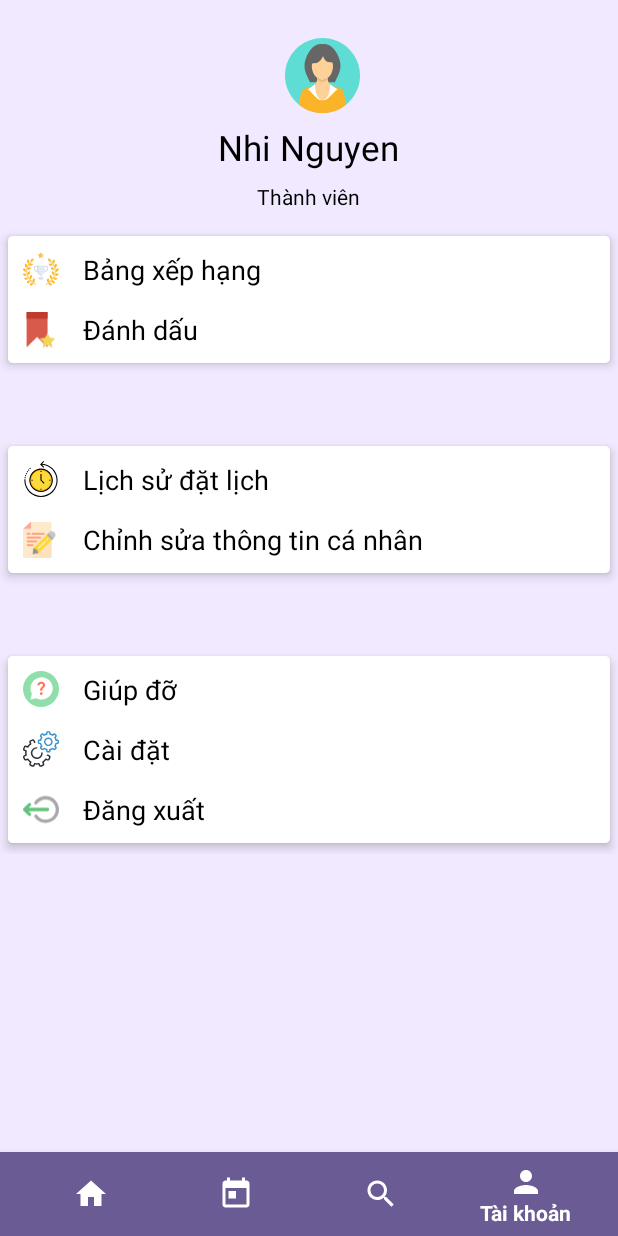
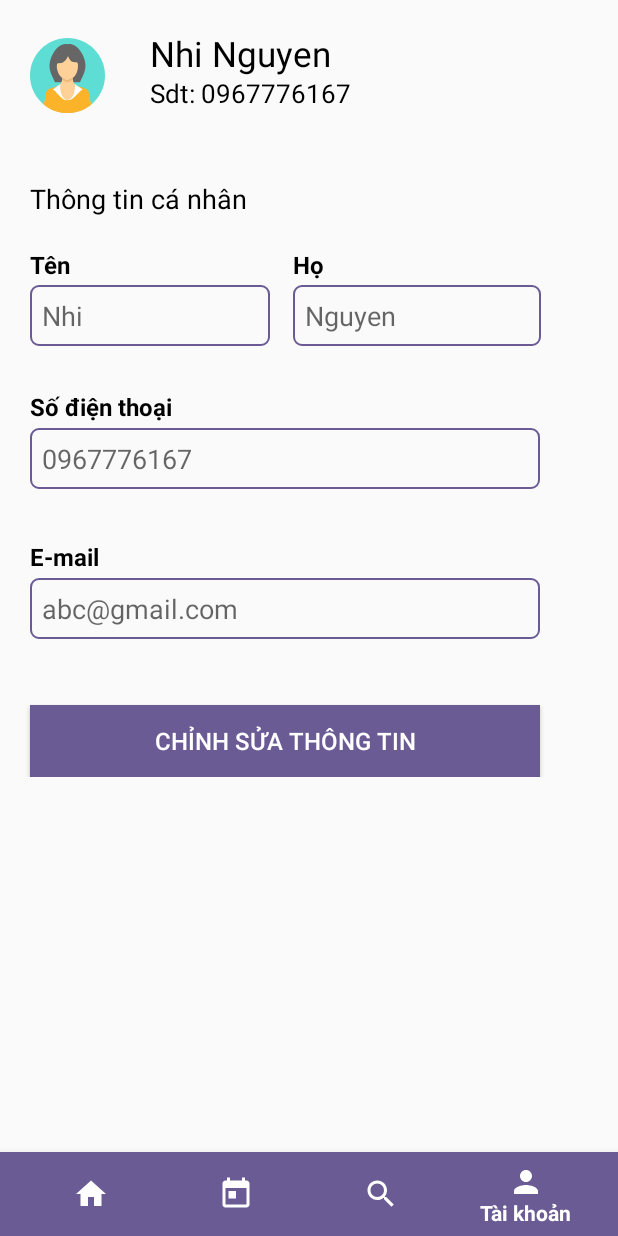
Before and after one commit to ngocnt1801/CatTocDi_Mobile, an Android app: the MainActivity screen opened directly, with no data from a screen before it, item 4 of the bottom bar chosen, on a phone screen of 412 x 824 dp. Run offline under Robolectric (Android 15) with nearby library versions, the phone set to English and light mode, and no system bars.

Commit message:
nhi_edit_profile

```diff
--- a/CatTocDiSalon/app/src/main/java/com/salon/cattocdi/MainActivity.java
+++ b/CatTocDiSalon/app/src/main/java/com/salon/cattocdi/MainActivity.java
@@ -14,6 +14,7 @@ import android.widget.EditText;
 
 import com.salon.cattocdi.adapters.TestRecycleViewAdapter;
 import com.salon.cattocdi.fragements.AppointmentFragment;
+import com.salon.cattocdi.fragements.EditProfileFragment;
 import com.salon.cattocdi.fragements.HomeFragment;
 import com.salon.cattocdi.fragements.ProfileFragment;
 import com.salon.cattocdi.fragements.SearchFragment;
@@ -49,8 +50,8 @@ public class MainActivity extends AppCompatActivity {
                         showFragment(searchFragment);
                         return true;
                     case R.id.bottom_nav_profile_item:
-                        ProfileFragment profileFragment = new ProfileFragment();
-                        showFragment(profileFragment);
+                        EditProfileFragment editProfileFragment = new EditProfileFragment();
+                        showFragment(editProfileFragment);
                         return true;
                 }
 
--- /dev/null
+++ b/CatTocDiSalon/app/src/main/java/com/salon/cattocdi/fragements/EditProfileFragment.java
@@ -0,0 +1,30 @@
+package com.salon.cattocdi.fragements;
+
+
+import android.os.Bundle;
+import android.support.v4.app.Fragment;
+import android.view.LayoutInflater;
+import android.view.View;
+import android.view.ViewGroup;
+
+import com.salon.cattocdi.R;
+
+/**
+ * A simple {@link Fragment} subclass.
+ */
+public class EditProfileFragment extends android.app.Fragment {
+
+
+    public EditProfileFragment() {
+        // Required empty public constructor
+    }
+
+
+    @Override
+    public View onCreateView(LayoutInflater inflater, ViewGroup container,
+                             Bundle savedInstanceState) {
+        // Inflate the layout for this fragment
+        return inflater.inflate(R.layout.fragment_edit_profile, container, false);
+    }
+
+}
--- a/CatTocDiSalon/app/src/main/res/drawable/ic_bookmark_border_black_24dp.xml
+++ /dev/null
@@ -1,9 +0,0 @@
-<vector xmlns:android="http://schemas.android.com/apk/res/android"
-        android:width="24dp"
-        android:height="24dp"
-        android:viewportWidth="24.0"
-        android:viewportHeight="24.0">
-    <path
-        android:fillColor="#24ec12"
-        android:pathData="M17,3L7,3c-1.1,0 -1.99,0.9 -1.99,2L5,21l7,-3 7,3L19,5c0,-1.1 -0.9,-2 -2,-2zM17,18l-5,-2.18L7,18L7,5h10v13z"/>
-</vector>
--- /dev/null
+++ b/CatTocDiSalon/app/src/main/res/layout/fragment_edit_profile.xml
@@ -0,0 +1,149 @@
+<?xml version="1.0" encoding="utf-8"?>
+<FrameLayout xmlns:android="http://schemas.android.com/apk/res/android"
+    xmlns:tools="http://schemas.android.com/tools"
+    android:layout_width="match_parent"
+    android:layout_height="match_parent"
+    tools:context=".fragements.EditProfileFragment">
+
+    <FrameLayout
+        android:id="@+id/activity_proflie"
+        android:layout_width="match_parent"
+        android:layout_height="100dp"
+        >
+        <ImageView
+            android:layout_width="wrap_content"
+            android:layout_height="wrap_content"
+            android:src="@drawable/ic_account_circle_black_24dp"
+           android:layout_marginLeft="20dp"
+            android:layout_marginTop="25dp"
+            />
+        <TextView
+            android:layout_width="wrap_content"
+            android:layout_height="wrap_content"
+            android:text="Nhi Nguyen"
+            android:textColor="@color/textForLight"
+            android:layout_marginLeft="100dp"
+            android:layout_marginTop="20dp"
+            android:textSize="23dp">
+        </TextView>
+        <TextView
+            android:layout_width="wrap_content"
+            android:layout_height="wrap_content"
+            android:text="Sdt: 0967776167"
+            android:textColor="@color/textForLight"
+            android:layout_marginLeft="100dp"
+            android:layout_marginTop="50dp"
+            android:textSize="17dp">
+        </TextView>
+
+    </FrameLayout>
+    <FrameLayout
+        android:id="@+id/activity_proflie_edit"
+        android:layout_width="match_parent"
+        android:layout_height="wrap_content"
+        android:layout_marginTop="100dp"
+        >
+
+        <TextView
+            android:layout_width="match_parent"
+            android:layout_height="wrap_content"
+            android:text="Thông tin cá nhân"
+            android:textColor="@color/textForLight"
+            android:layout_marginLeft="20dp"
+            android:layout_marginTop="20dp"
+            android:textSize="18dp">
+        </TextView>
+        <TextView
+            android:layout_width="wrap_content"
+            android:layout_height="wrap_content"
+            android:text="Tên"
+            android:textColor="@color/textForLight"
+            android:layout_marginLeft="20dp"
+            android:layout_marginTop="65dp"
+            android:textStyle="bold"
+            android:textSize="16dp">
+
+        </TextView>
+        <TextView
+            android:layout_width="wrap_content"
+            android:layout_height="wrap_content"
+            android:text="Họ"
+            android:textColor="@color/textForLight"
+            android:layout_marginLeft="195dp"
+            android:layout_marginTop="65dp"
+            android:textStyle="bold"
+            android:textSize="16dp">
+
+        </TextView>
+        <EditText
+            android:id="@+id/edit_proifile_fname_edt"
+            android:layout_width="160dp"
+            android:layout_height="wrap_content"
+            android:hint="Nhi"
+            android:padding="@dimen/pd_et"
+            android:background="@drawable/border_radius_edit_text"
+            android:layout_marginTop="90dp"
+            android:layout_marginLeft="20dp"/>
+        <EditText
+            android:id="@+id/edit_proifile_lname_edt"
+            android:layout_width="165dp"
+            android:layout_height="wrap_content"
+            android:hint="Nguyen"
+            android:padding="@dimen/pd_et"
+            android:background="@drawable/border_radius_edit_text"
+            android:layout_marginTop="90dp"
+            android:layout_marginLeft="195dp"/>
+
+        <TextView
+            android:layout_width="wrap_content"
+            android:layout_height="wrap_content"
+            android:text="Số điện thoại"
+            android:textColor="@color/textForLight"
+            android:layout_marginLeft="20dp"
+            android:layout_marginTop="160dp"
+            android:textStyle="bold"
+            android:textSize="16dp">
+
+        </TextView>
+        <EditText
+            android:id="@+id/edit_proifile_phone_edt"
+            android:layout_width="340dp"
+            android:layout_height="wrap_content"
+            android:hint="0967776167"
+            android:padding="@dimen/pd_et"
+            android:background="@drawable/border_radius_edit_text"
+            android:layout_marginTop="185dp"
+            android:layout_marginLeft="20dp"/>
+        <TextView
+            android:layout_width="wrap_content"
+            android:layout_height="wrap_content"
+            android:text="E-mail"
+            android:textColor="@color/textForLight"
+            android:layout_marginLeft="20dp"
+            android:layout_marginTop="260dp"
+            android:textStyle="bold"
+            android:textSize="16dp">
+
+        </TextView>
+        <EditText
+            android:id="@+id/edit_proifile_mail_edt"
+            android:layout_width="340dp"
+            android:layout_height="wrap_content"
+            android:hint="abc@gmail.com"
+            android:padding="@dimen/pd_et"
+            android:background="@drawable/border_radius_edit_text"
+            android:layout_marginTop="285dp"
+            android:layout_marginLeft="20dp"/>
+        <Button
+            android:layout_width="340dp"
+            android:layout_height="wrap_content"
+            android:background="@color/mainDark"
+            android:layout_marginLeft="20dp"
+            android:layout_marginTop="370dp"
+            android:text="Chỉnh sửa thông tin"
+            android:textSize="@dimen/ts_button_login_page"
+            android:textColor="@color/textForDark"/>
+
+    </FrameLayout>
+
+</FrameLayout>
--- a/CatTocDiSalon/app/src/main/res/layout/fragment_profile.xml
+++ b/CatTocDiSalon/app/src/main/res/layout/fragment_profile.xml
@@ -126,6 +126,8 @@
                 android:layout_marginBottom="10dp"
                 android:text="Chỉnh sửa thông tin cá nhân"
                 android:textColor="@color/textForLight"
+                android:onClick="onClickEditProfile"
+                android:clickable="true"
                 android:textSize="18dp" />
 
         </android.support.v7.widget.CardView>
--- a/CatTocDiSalon/app/src/main/res/layout/fragment_search.xml
+++ b/CatTocDiSalon/app/src/main/res/layout/fragment_search.xml
@@ -38,7 +38,7 @@
     <Button
         android:layout_width="match_parent"
         android:layout_height="wrap_content"
-        android:background="@color/mainPrimary"
+        android:background="@color/mainDark"
         android:text="Tìm kiếm"
         android:textSize="@dimen/ts_button_login_page"
         android:textColor="@color/textForDark"/>
```
